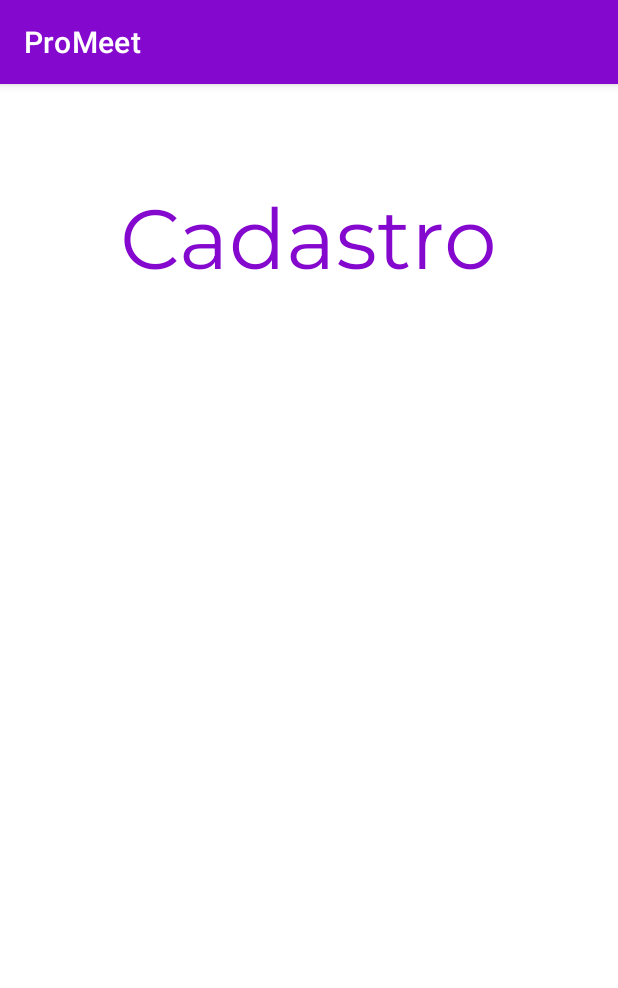
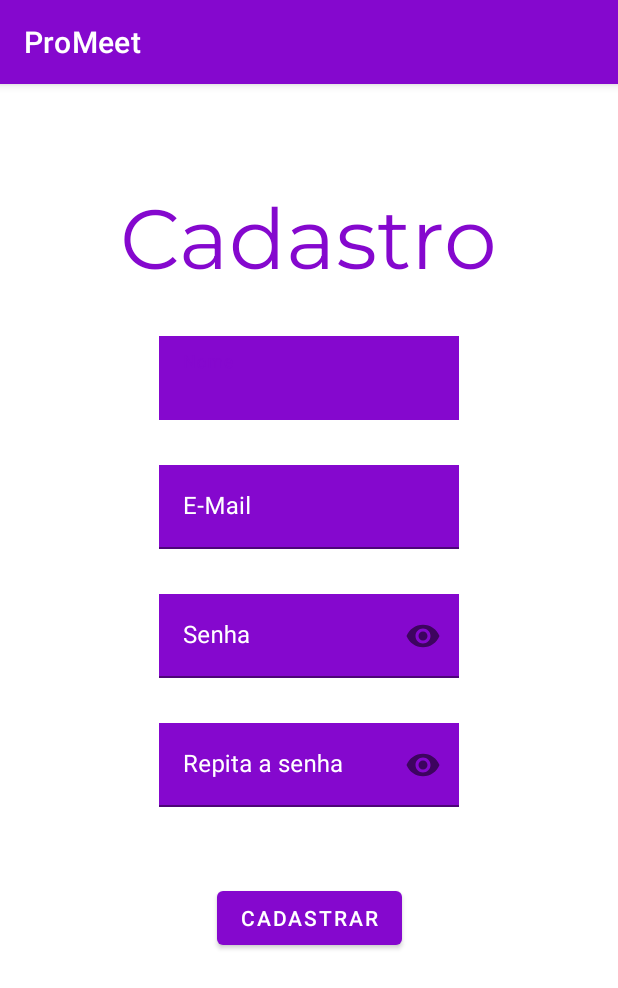
Before and after one commit to murilo-andrade/ProMeet, an Android app: the CadastroActivity screen opened directly, with no data from a screen before it, on a phone screen of 412 x 824 dp. Shown: the top 988 px of the screen. Run offline under Robolectric (Android 15) with nearby library versions, the phone set to English and light mode, and no system bars.

Commit message:
Activity Cadastro usando Material Design

```diff
--- a/app/src/main/res/layout/activity_cadastro.xml
+++ b/app/src/main/res/layout/activity_cadastro.xml
@@ -7,7 +7,7 @@
     tools:context=".CadastroActivity">
 
     <TextView
-        android:id="@+id/textView"
+        android:id="@+id/textViewTop"
         android:layout_width="wrap_content"
         android:layout_height="wrap_content"
         android:layout_marginTop="66dp"
@@ -20,4 +20,118 @@
         app:layout_constraintHorizontal_bias="0.5"
         app:layout_constraintStart_toStartOf="parent"
         app:layout_constraintTop_toTopOf="parent" />
+
+    <com.google.android.material.textfield.TextInputLayout
+        android:id="@+id/editTextNome"
+        android:layout_width="200dp"
+        android:layout_height="wrap_content"
+        android:layout_marginTop="30dp"
+        android:autofillHints=""
+        android:ems="10"
+        android:minHeight="48dp"
+        android:textColor="@color/branco"
+        android:textColorHint="@color/branco"
+        app:layout_constraintEnd_toEndOf="parent"
+        app:layout_constraintHorizontal_bias="0.5"
+        app:layout_constraintStart_toStartOf="parent"
+        app:layout_constraintTop_toBottomOf="@+id/textViewTop">
+        <com.google.android.material.textfield.TextInputEditText
+            android:layout_width="match_parent"
+            android:background="@color/roxo"
+            android:textColor="@color/branco"
+            android:textColorHint="@color/branco"
+            android:hint="@string/nome"
+            android:inputType="textPersonName"
+            android:layout_height="wrap_content"
+            />
+    </com.google.android.material.textfield.TextInputLayout>
+
+    <com.google.android.material.textfield.TextInputLayout
+        android:id="@+id/editTextEmail"
+        android:layout_width="200dp"
+        android:layout_height="wrap_content"
+        android:layout_marginTop="30dp"
+        android:autofillHints=""
+        android:ems="10"
+        android:minHeight="48dp"
+        android:textColor="@color/branco"
+        android:textColorHint="@color/branco"
+        app:layout_constraintEnd_toEndOf="parent"
+        app:layout_constraintHorizontal_bias="0.5"
+        app:layout_constraintStart_toStartOf="parent"
+        app:layout_constraintTop_toBottomOf="@+id/editTextNome">
+        <com.google.android.material.textfield.TextInputEditText
+            android:layout_width="match_parent"
+            android:background="@color/roxo"
+            android:textColor="@color/branco"
+            android:textColorHint="@color/branco"
+            android:hint="@string/email"
+            android:inputType="textEmailAddress"
+            android:layout_height="wrap_content"
+            />
+    </com.google.android.material.textfield.TextInputLayout>
+
+    <com.google.android.material.textfield.TextInputLayout
+        android:id="@+id/editTextPassword"
+        android:layout_width="200dp"
+        android:layout_height="wrap_content"
+        android:layout_marginTop="30dp"
+        android:autofillHints=""
+        android:ems="10"
+        android:minHeight="48dp"
+        android:textColor="@color/branco"
+        android:textColorHint="@color/branco"
+        app:layout_constraintEnd_toEndOf="parent"
+        app:layout_constraintHorizontal_bias="0.5"
+        app:layout_constraintStart_toStartOf="parent"
+        app:endIconMode="password_toggle"
+        app:layout_constraintTop_toBottomOf="@+id/editTextEmail">
+        <com.google.android.material.textfield.TextInputEditText
+            android:layout_width="match_parent"
+            android:background="@color/roxo"
+            android:textColor="@color/branco"
+            android:textColorHint="@color/branco"
+            android:hint="@string/senha"
+            android:inputType="textPassword"
+            android:layout_height="wrap_content"
+            />
+    </com.google.android.material.textfield.TextInputLayout>
+
+    <com.google.android.material.textfield.TextInputLayout
+        android:id="@+id/editTextPassword2"
+        android:layout_width="200dp"
+        android:layout_height="wrap_content"
+        android:layout_marginTop="30dp"
+        android:autofillHints=""
+        android:ems="10"
+        android:minHeight="48dp"
+        android:textColor="@color/branco"
+        android:textColorHint="@color/branco"
+        app:endIconMode="password_toggle"
+        app:layout_constraintEnd_toEndOf="parent"
+        app:layout_constraintHorizontal_bias="0.5"
+        app:layout_constraintStart_toStartOf="parent"
+        app:layout_constraintTop_toBottomOf="@+id/editTextPassword">
+        <com.google.android.material.textfield.TextInputEditText
+            android:layout_width="match_parent"
+            android:background="@color/roxo"
+            android:textColor="@color/branco"
+            android:textColorHint="@color/branco"
+            android:hint="@string/repetir_senha"
+            android:inputType="textPassword"
+            android:layout_height="wrap_content"
+            />
+    </com.google.android.material.textfield.TextInputLayout>
+
+    <com.google.android.material.button.MaterialButton
+        android:id="@+id/button"
+        android:layout_width="wrap_content"
+        android:layout_height="wrap_content"
+        android:layout_marginTop="50dp"
+        android:text="@string/cadastrar"
+        app:layout_constraintEnd_toEndOf="parent"
+        app:layout_constraintHorizontal_bias="0.5"
+        app:layout_constraintStart_toStartOf="parent"
+        app:layout_constraintTop_toBottomOf="@+id/editTextPassword2" />
+
 </androidx.constraintlayout.widget.ConstraintLayout>
```
